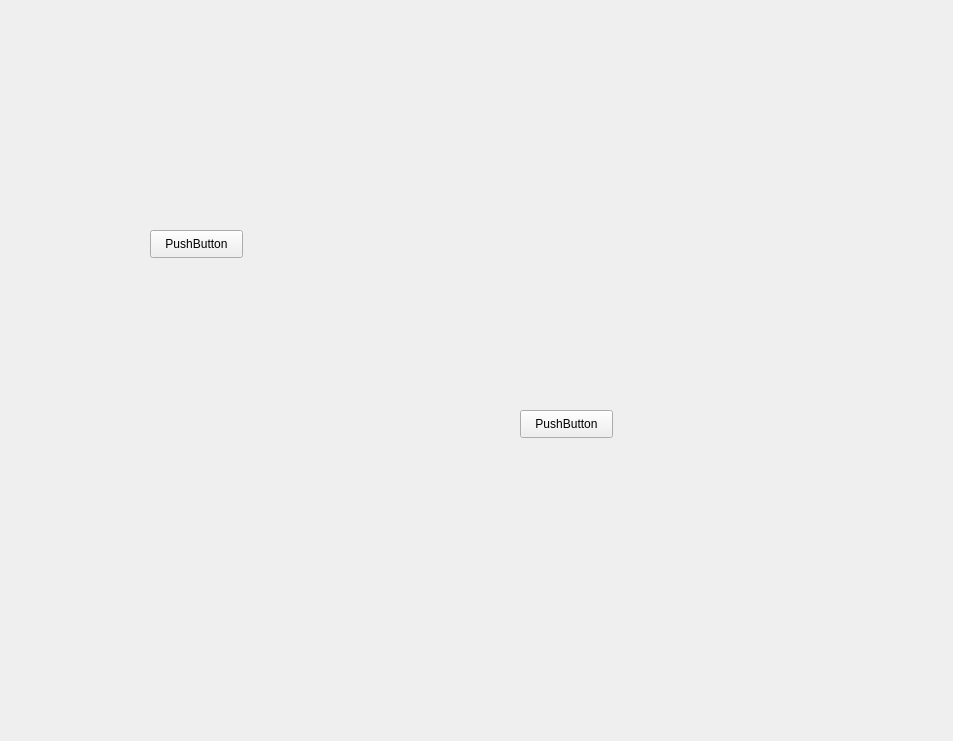
Old version of the form resources/ui/main.ui in the repository Oozls/Tomatoma.
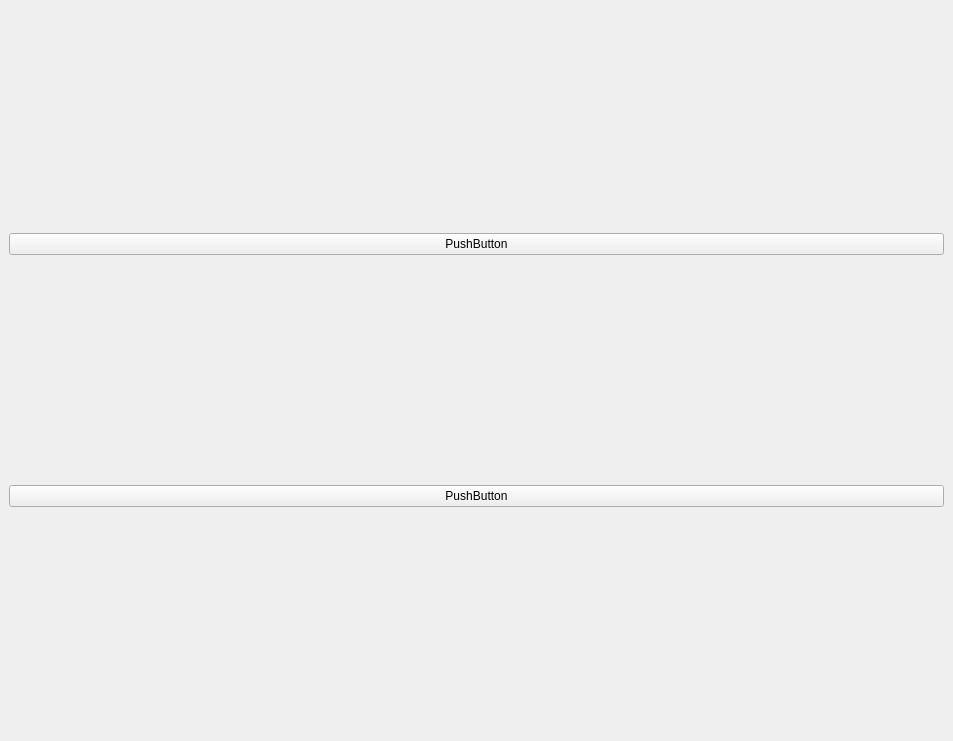
New version of the form.

Patch:
```diff
--- a/resources/ui/main.ui
+++ b/resources/ui/main.ui
@@ -14,32 +14,22 @@
    <string>MainWindow</string>
   </property>
   <widget class="QWidget" name="centralwidget">
+   <layout class="QVBoxLayout" name="verticalLayout">
+    <item>
    <widget class="QPushButton" name="pushButton">
-    <property name="geometry">
-     <rect>
-      <x>150</x>
-      <y>230</y>
-      <width>93</width>
-      <height>28</height>
-     </rect>
-    </property>
     <property name="text">
      <string>PushButton</string>
     </property>
    </widget>
+    </item>
+    <item>
    <widget class="QPushButton" name="pushButton_2">
-    <property name="geometry">
-     <rect>
-      <x>520</x>
-      <y>410</y>
-      <width>93</width>
-      <height>28</height>
-     </rect>
-    </property>
     <property name="text">
      <string>PushButton</string>
     </property>
    </widget>
+    </item>
+   </layout>
   </widget>
  </widget>
  <resources/>
```
Lines whose indentation alone changed are shown as unchanged.
